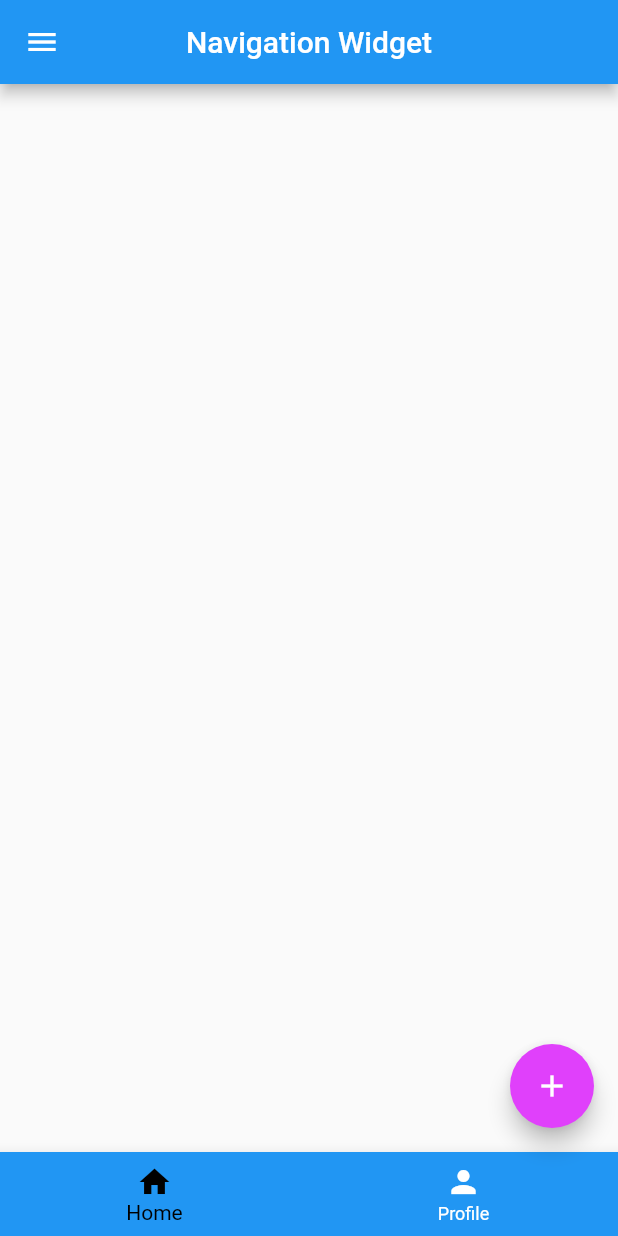
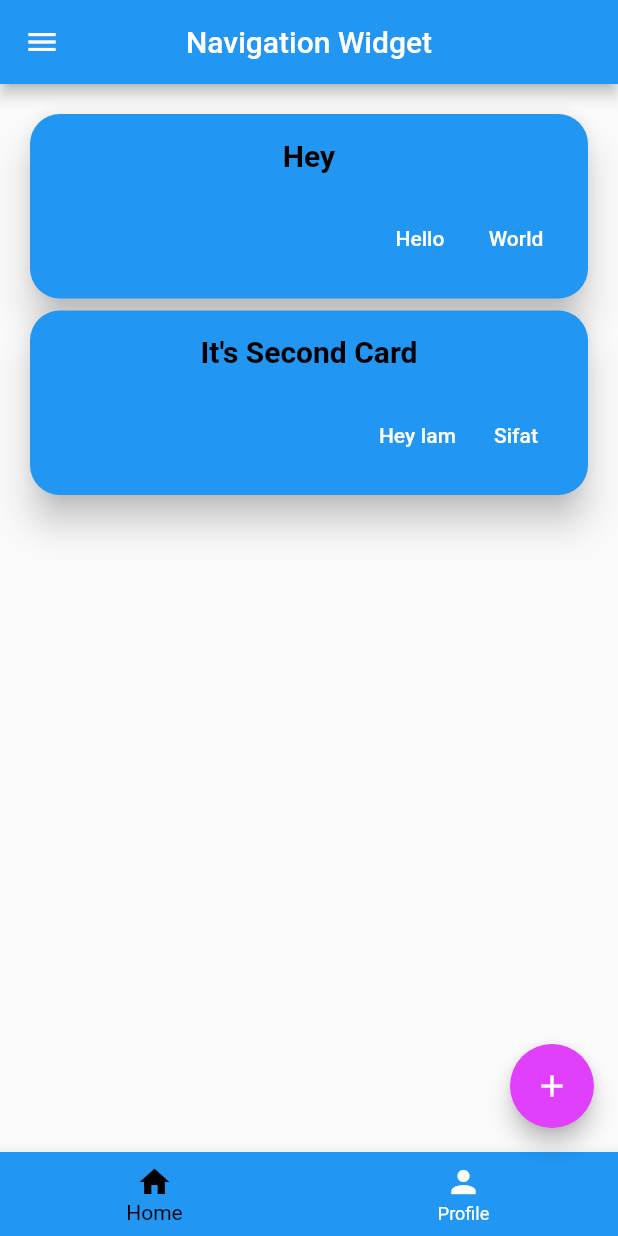
Before and after one commit to SalehAkramSifat/Flutter-Navigation-Widgets, a Flutter app: the screen it shows after launch, on a phone screen of 412 x 824 dp. Run offline on Flutter 3.47's test engine with Material 2 defaults, Android fonts, the phone set to English and light mode, and no system bars.

Commit message:
Card Design

```diff
--- a/lib/main.dart
+++ b/lib/main.dart
@@ -10,7 +10,8 @@ class MyApp extends StatelessWidget{
 
   @override
   Widget build(BuildContext context) {
-    return const MaterialApp(home:HomeActivity());
+    return const MaterialApp(debugShowCheckedModeBanner:false,
+        home:HomeActivity());
   }
 }
 class HomeActivity extends StatelessWidget{
@@ -18,17 +19,21 @@ class HomeActivity extends StatelessWidget{
 
   @override
   Widget build(BuildContext context) {
-    return Scaffold(appBar: AppBar(title: Text("Navigation Widget"),centerTitle: true,),
+    return Scaffold(
+      appBar: AppBar(title: Text("Navigation Widget"),centerTitle: true,),
+
+      //Drawer Layout
       drawer: Drawer(child: ListView(padding: EdgeInsets.zero,
         children: [
           DrawerHeader(decoration: BoxDecoration(color: Colors.blue,),
             child: Text("Menu", style: TextStyle(color: Colors.white, fontSize: 20),),),
-
           ListTile(leading: Icon(Icons.home),title: Text("Home"),onTap: (){Navigator.pop(context);},),
           ListTile(leading: Icon(Icons.person),title: Text("Person"),),
           ListTile(leading: Icon(Icons.person_pin),title: Text("Profile"),),
           ListTile(leading: Icon(Icons.exit_to_app),title: Text("Exit"),onTap: (){Navigator.pop(context);},)
         ],)),
+
+      //Bottom Action Button
       bottomNavigationBar: BottomNavigationBar(
         backgroundColor: Colors.blue,
         selectedItemColor: Colors.black,
@@ -37,11 +42,95 @@ class HomeActivity extends StatelessWidget{
           BottomNavigationBarItem(icon: Icon(Icons.home),label: "Home"),
           BottomNavigationBarItem(icon: Icon(Icons.person), label: "Profile")
         ],),
+
+      //Floating Action Button
       floatingActionButton: FloatingActionButton(
         onPressed: (){},child: Icon(Icons.add),
         backgroundColor: Colors.purpleAccent,
           foregroundColor: Colors.white,),
+
+
+
+      //Card
+      body: ListView(
+        padding: const EdgeInsets.all(16),
+        children: [
+          Card(color: Colors.blue,
+            elevation: 10, // Shadow depth
+            shape: RoundedRectangleBorder(
+              borderRadius: BorderRadius.circular(20),
+            ),
+            child: Padding(
+              padding: const EdgeInsets.all(16.0),
+              child: Column(
+                crossAxisAlignment: CrossAxisAlignment.center,
+                children: [
+                  const Text(
+                    "Hey",
+                    style: TextStyle(
+                      color: Colors.black,
+                      fontSize: 20,
+                      fontWeight: FontWeight.bold,
+                    ),
+                  ),
+                  const SizedBox(height: 20),
+                  Row(
+                    mainAxisAlignment: MainAxisAlignment.end,
+                    children: [
+                      TextButton(
+                        onPressed: () {},
+                        child: const Text("Hello",style:TextStyle(color: Colors.white) ),),
+                      TextButton(
+                        onPressed: () {},
+                        child: const Text("World",style:TextStyle(color: Colors.white)),
+                      ),
+                    ],
+                  ),
+                ],
+              ),
+            ),
+          ),
+
+          //Second Card
+          Card(color: Colors.blue,
+            elevation: 10, // Shadow depth
+            shape: RoundedRectangleBorder(
+              borderRadius: BorderRadius.circular(20),
+            ),
+            child: Padding(
+              padding: const EdgeInsets.all(16.0),
+              child: Column(
+                crossAxisAlignment: CrossAxisAlignment.center,
+                children: [
+                  const Text(
+                    "It's Second Card",
+                    style: TextStyle(
+                      color: Colors.black,
+                      fontSize: 20,
+                      fontWeight: FontWeight.bold,
+                    ),
+                  ),
+                  const SizedBox(height: 20),
+                  Row(
+                    mainAxisAlignment: MainAxisAlignment.end,
+                    children: [
+                      TextButton(
+                        onPressed: () {},
+                        child: const Text("Hey Iam",style:TextStyle(color: Colors.white) ),),
+                      TextButton(
+                        onPressed: () {},
+                        child: const Text("Sifat",style:TextStyle(color: Colors.white)),
+                      ),
+                    ],
+                  ),
+                ],
+              ),
+            ),
+          ),
+      ],
+      ),
     );
+
 
   }
 }
```
